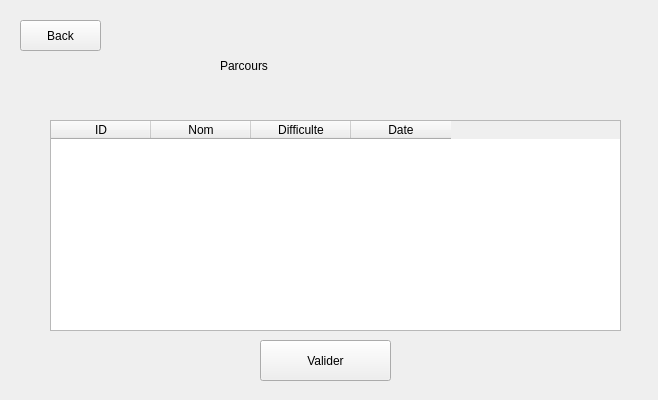
This is testIHMClimingProject/testIHMClimingProject/choixParcoursMenu.ui in simplyyCarlos/ClimbingProject as Qt 5 draws it before an edit. The edited form follows.
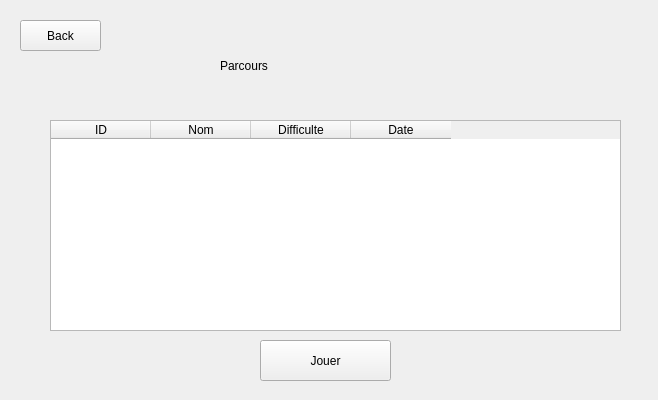
This is the edited form.

```diff
--- a/testIHMClimingProject/testIHMClimingProject/choixParcoursMenu.ui
+++ b/testIHMClimingProject/testIHMClimingProject/choixParcoursMenu.ui
@@ -49,7 +49,7 @@
     </rect>
    </property>
    <property name="text">
-    <string>Valider</string>
+    <string>Jouer</string>
    </property>
   </widget>
   <widget class="QTableWidget" name="tableWidget_Parcours">
```
